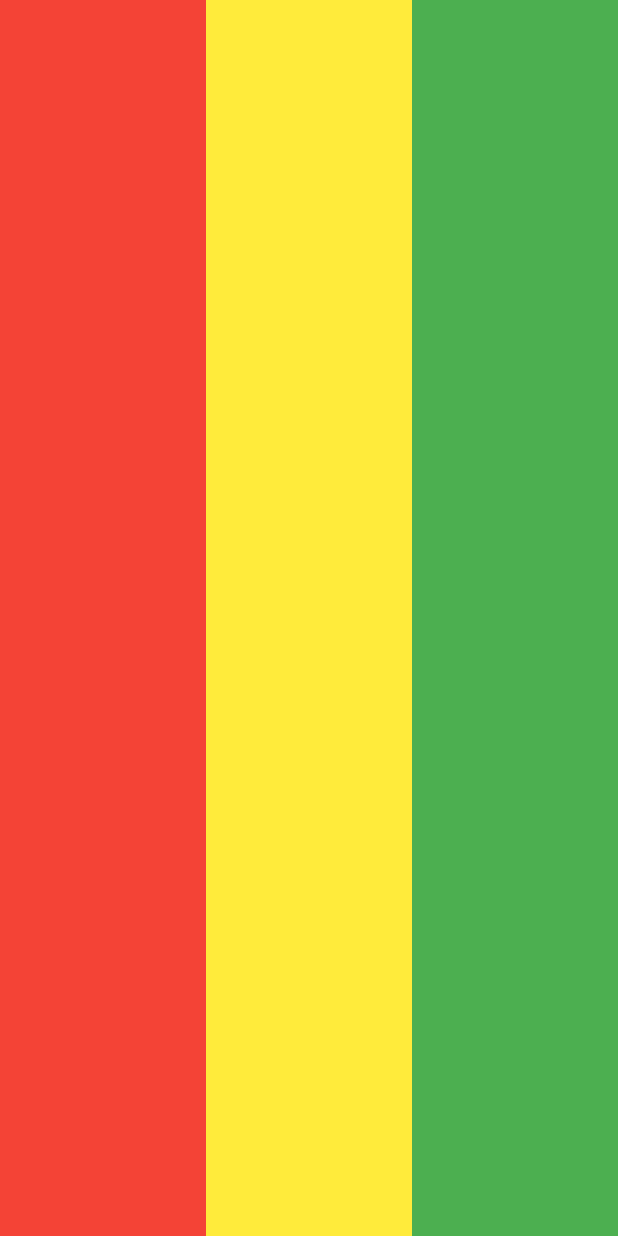
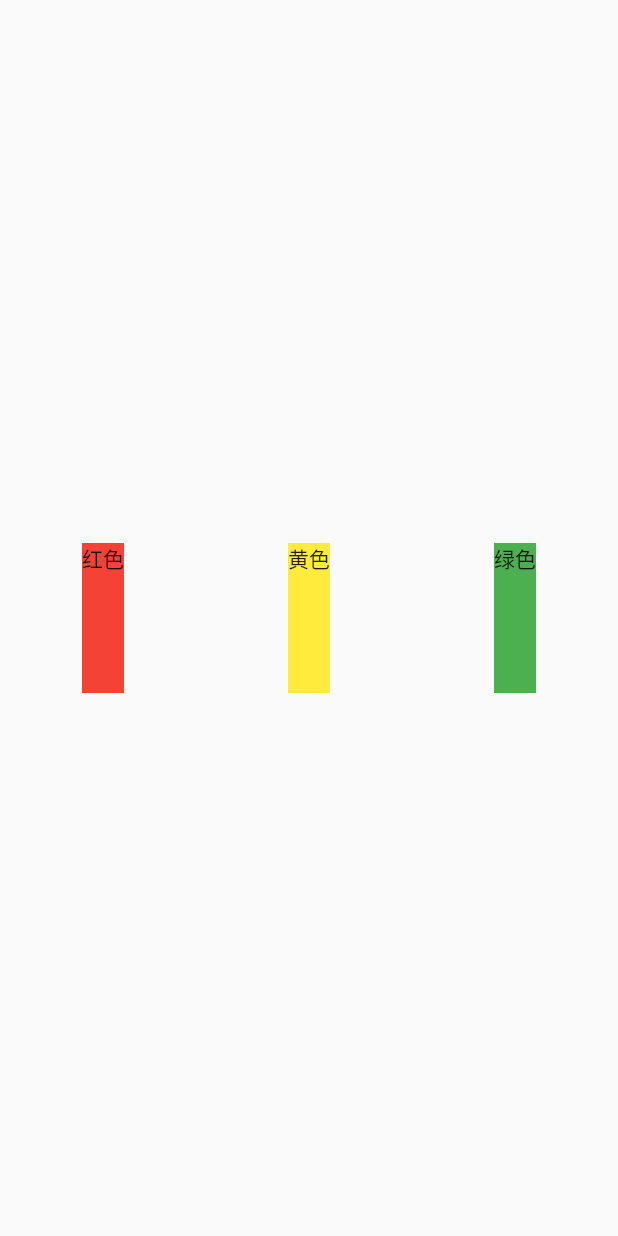
Before and after one commit to ymeddmn/FlutterProjects, a Flutter app: the HomePage screen opened directly, on a phone screen of 412 x 824 dp. Run offline on Flutter 3.47's test engine with Material 2 defaults, Android fonts, the phone set to English and light mode, and no system bars; network calls fail.

Commit message:
Row功能完成

```diff
--- /dev/null
+++ b/rowwidget/lib/crossaxisalignment.dart
@@ -0,0 +1,34 @@
+import 'package:flutter/material.dart';
+
+void main()=>runApp(MyApp());
+class MyApp extends StatelessWidget {
+  @override
+  Widget build(BuildContext context) {
+    return MaterialApp(
+      home: HomePage(),
+    );
+  }
+}
+
+class HomePage extends StatefulWidget {
+  @override
+  State<StatefulWidget> createState() {
+    return HomeState();
+  }
+}
+
+class HomeState extends State<HomePage> {
+  @override
+  Widget build(BuildContext context) {
+    return Row(
+      crossAxisAlignment: CrossAxisAlignment.center,
+      children: <Widget>[
+        Container(
+          width: 100,
+          height: 100,
+          color: Colors.red,
+        )
+      ],
+    );
+  }
+}
--- a/rowwidget/lib/mainaxisalignment.dart
+++ b/rowwidget/lib/mainaxisalignment.dart
@@ -27,20 +27,23 @@ class HomeState extends State<HomePage> {
     return Scaffold(
       body: Center(
         child: Row(
-          mainAxisAlignment: MainAxisAlignment.spaceAround,
+          mainAxisAlignment: MainAxisAlignment.spaceAround,//关键代码
           children: <Widget>[
-            Expanded(
-              child: Container(
-                color: Colors.red,
-              ),
+            Container(
+              color: Colors.red,
+              child: Text("红色"),
+              height: 100,
             ),
-            Expanded(
-              child: Container(color: Colors.yellow),
+            Container(
+              color: Colors.yellow,
+              child: Text("黄色"),
+              height: 100,
             ),
-            Expanded(
-                child: Container(
+            Container(
               color: Colors.green,
-            ))
+              child: Text("绿色"),
+              height: 100,
+            )
           ],
         ),
       ),
```
Also changed, not shown: rowwidget/lib/mainaxissize.dart (added, +56 -0 lines), rowwidget/lib/vertialdirection.dart (added, +59 -0 lines).
